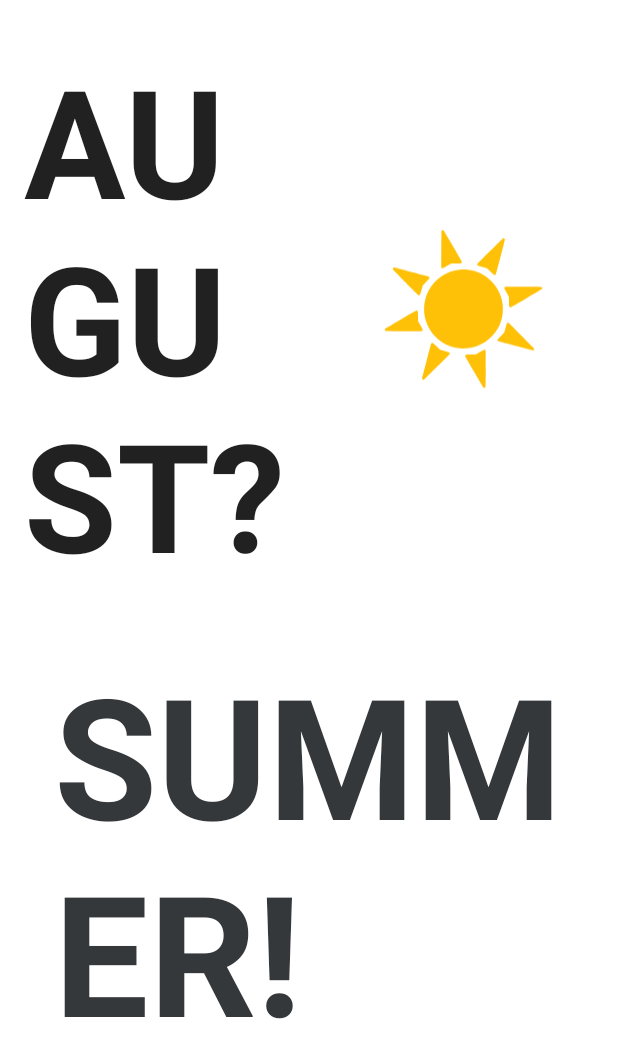
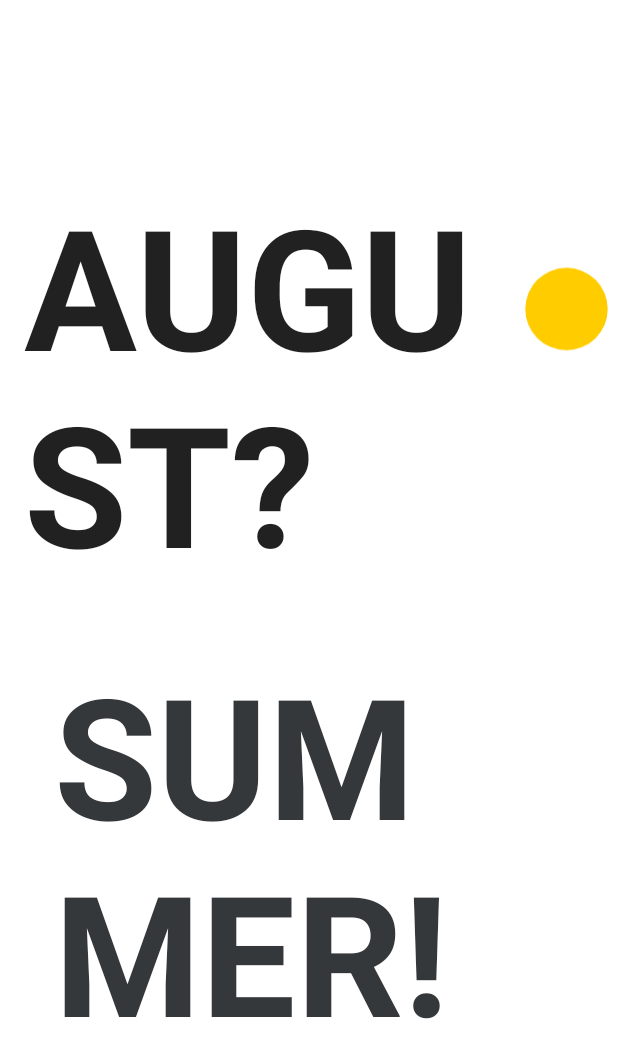
Before and after one commit to Nikita-str/TodaysSummerDay, an Android app: the layout summer_widget.xml on its own in the app's theme, with its tools: preview values and no code run, on a phone screen of 412 x 824 dp. Shown: the top 1058 px of the screen. Run offline under Robolectric (Android 15) with nearby library versions, the phone set to English and light mode, and no system bars.

Commit message:
added sun + correncted layout

```diff
--- /dev/null
+++ b/app/src/main/res/drawable/ic_only_summer_sun.xml
@@ -0,0 +1,10 @@
+<vector xmlns:android="http://schemas.android.com/apk/res/android"
+    android:width="10.031851dp"
+    android:height="10.031851dp"
+    android:viewportWidth="10.031851"
+    android:viewportHeight="10.031851">
+  <path
+      android:pathData="M5.0159,5.0159m-4.0159,0a4.0159,4.0159 0,1 1,8.0319 0a4.0159,4.0159 0,1 1,-8.0319 0"
+      android:strokeWidth="0.264583"
+      android:fillColor="#ffcc00"/>
+</vector>
--- a/app/src/main/res/layout/summer_widget.xml
+++ b/app/src/main/res/layout/summer_widget.xml
@@ -17,7 +17,7 @@
             style="@style/Widget.TodaysSummerDay.AppWidget.InnerView"
             android:layout_width="match_parent"
             android:layout_height="match_parent"
-            android:layout_weight="3"
+            android:layout_weight="1"
             android:autoSizeTextType="uniform"
             android:text="@string/cur_date"
             android:gravity="bottom|start"
@@ -26,10 +26,10 @@
         <ImageView
             android:layout_height="match_parent"
             android:layout_width="match_parent"
-            android:layout_weight="3"
+            android:layout_weight="5"
             app:layout_constraintDimensionRatio="H,1:1"
             app:layout_constraintRight_toRightOf="parent"
-            android:src="@drawable/ic_launcher_foreground" />
+            android:src="@drawable/ic_only_summer_sun" />
         <!--androidx.constraintlayout.widget.ConstraintLayout
             android:layout_width="match_parent"
             android:layout_height="match_parent"
@@ -51,6 +51,7 @@
         android:autoSizeTextType="uniform"
         android:gravity="top|start"
         android:layout_marginStart="20dp"
+        android:layout_marginEnd="80dp"
         android:text="@string/summer_day"
         android:textSize="24sp"
         android:textColor="@color/slightly_gray"
--- a/app/src/main/res/xml/summer_widget_info.xml
+++ b/app/src/main/res/xml/summer_widget_info.xml
@@ -4,10 +4,10 @@
     android:initialLayout="@layout/summer_widget"
     android:previewImage="@drawable/widget_preview"
     android:previewLayout="@layout/summer_widget"
-    android:targetCellWidth="3"
+    android:targetCellWidth="4"
     android:targetCellHeight="1"
     android:resizeMode="none"
-    android:minWidth="180dp"
+    android:minWidth="250dp"
     android:minHeight="40dp"
     android:updatePeriodMillis="86400000"
     android:widgetCategory="home_screen|keyguard" />
```
